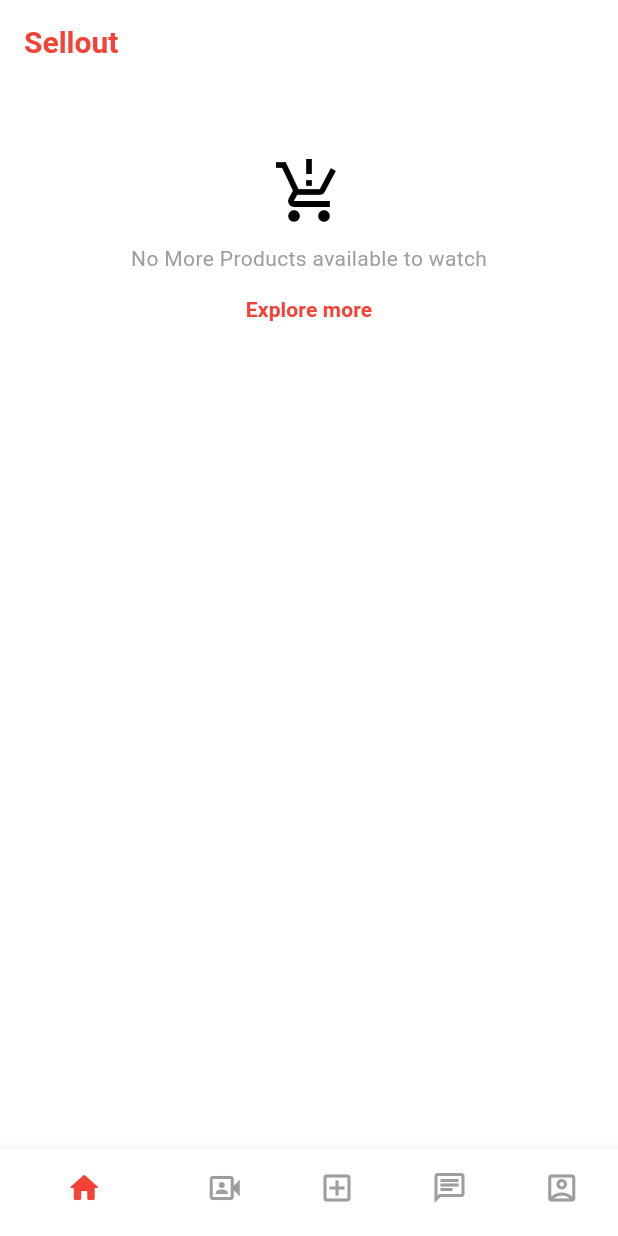
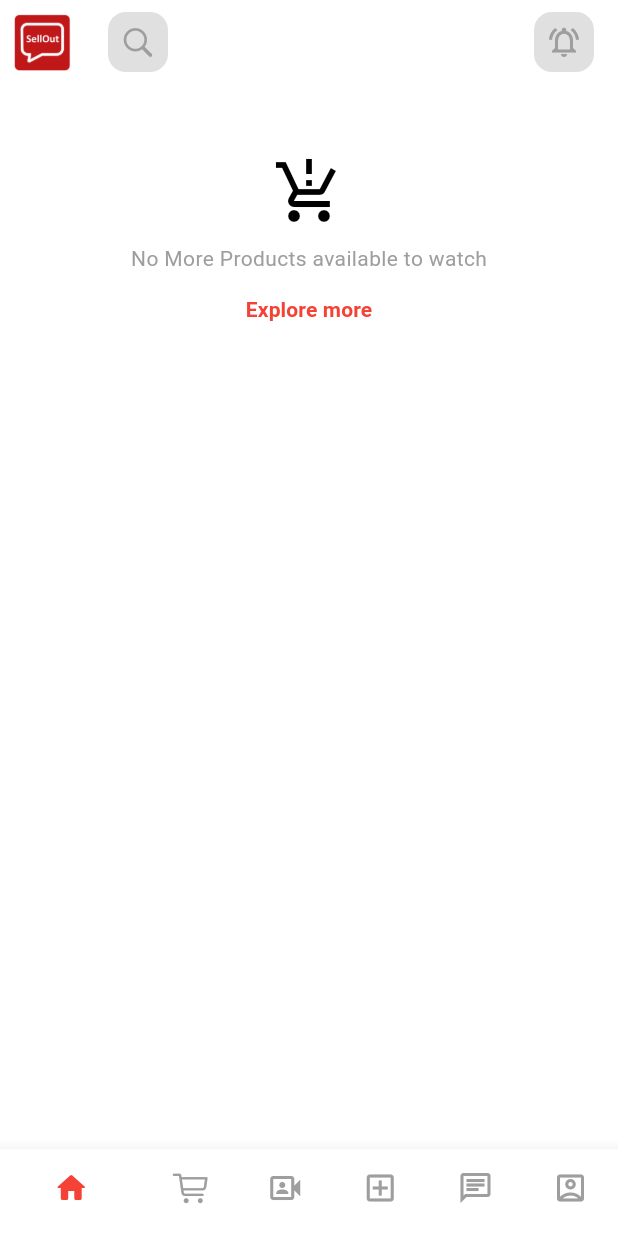
Before and after one commit to askabdulhaseeb/selllout-mobile, a Flutter app: the screen it shows after launch, after a tap on "Skip login for now", on a phone screen of 412 x 824 dp. Run offline on Flutter 3.47's test engine with Material 2 defaults, Android fonts, the light colour scheme and no system bars; our stand-ins replace cached_network_image, carousel_slider, cloud_firestore, dropdown_search, file_picker, firebase_auth and 9 more; missing offline and left inert: agora_rtc_engine, cached_video_player, fast_contacts; accounts and stored records are empty.

Commit message:
bottom nav bar + app bar

```diff
--- a/lib/providers/app_theme.dart
+++ b/lib/providers/app_theme.dart
@@ -31,8 +31,6 @@ class AppThemes {
   static final ThemeData dark = ThemeData(
     useMaterial3: true,
     appBarTheme: const AppBarTheme(
-      color: Colors.transparent,
-      elevation: 0,
       centerTitle: false,
       titleTextStyle: TextStyle(
         color: _primary,
@@ -62,8 +60,6 @@ class AppThemes {
   static final ThemeData light = ThemeData(
     useMaterial3: true,
     appBarTheme: const AppBarTheme(
-      color: Colors.transparent,
-      elevation: 0,
       centerTitle: false,
       titleTextStyle: TextStyle(
         color: _primary,
--- a/lib/screens/main_screen/main_bottom_navigation_bar.dart
+++ b/lib/screens/main_screen/main_bottom_navigation_bar.dart
@@ -1,3 +1,4 @@
+import 'package:flutter/cupertino.dart';
 import 'package:flutter/material.dart';
 import 'package:provider/provider.dart';
 import '../../database/auth_methods.dart';
@@ -31,6 +32,11 @@ class MainBottomNavigationBar extends StatelessWidget {
           label: 'Home',
         ),
         BottomNavigationBarItem(
+          icon: Icon(CupertinoIcons.cart),
+          activeIcon: Icon(CupertinoIcons.cart_fill),
+          label: 'Cart',
+        ),
+        BottomNavigationBarItem(
           icon: Icon(Icons.video_camera_front_outlined),
           activeIcon: Icon(Icons.video_camera_front),
           label: 'Live',
--- a/lib/screens/main_screen/main_screen.dart
+++ b/lib/screens/main_screen/main_screen.dart
@@ -1,14 +1,17 @@
 import 'dart:developer';
 
+import 'package:flutter/cupertino.dart';
 import 'package:flutter/material.dart';
 import 'package:provider/provider.dart';
 
 import '../../database/auth_methods.dart';
 import '../../providers/app_provider.dart';
 import '../../providers/user/user_provider.dart';
+import '../../utilities/app_image.dart';
 import '../user_screens/user_blocked_screeb.dart';
 import 'main_bottom_navigation_bar.dart';
 import 'pages/add_product_page.dart';
+import 'pages/cart_page.dart';
 import 'pages/chat_page.dart';
 import 'pages/home_page.dart';
 import 'pages/live_page.dart';
@@ -37,6 +40,7 @@ class _MainScreenState extends State<MainScreen> {
 
   static const List<Widget> _pages = <Widget>[
     HomePage(),
+    CartPage(),
     LivePage(),
     AddProductPage(),
     ChatPage(),
@@ -47,6 +51,35 @@ class _MainScreenState extends State<MainScreen> {
     int currentIndex = Provider.of<AppProvider>(context).currentTap;
     log('Current User: ${AuthMethods.uid}');
     return Scaffold(
+      appBar: AppBar(
+        backgroundColor: Theme.of(context).scaffoldBackgroundColor,
+        leading: Padding(
+          padding: const EdgeInsets.all(8),
+          child: Image.asset(AppImages.logo),
+        ),
+        title: Container(
+          padding: const EdgeInsets.all(8),
+          decoration: BoxDecoration(
+            color: Colors.grey[300],
+            borderRadius: BorderRadius.circular(12),
+          ),
+          child: const Icon(CupertinoIcons.search, color: Colors.grey),
+        ),
+        actions: <Widget>[
+          Container(
+            padding: const EdgeInsets.all(8),
+            decoration: BoxDecoration(
+              color: Colors.grey[300],
+              borderRadius: BorderRadius.circular(12),
+            ),
+            child: const Icon(
+              Icons.notifications_active_outlined,
+              color: Colors.grey,
+            ),
+          ),
+          const SizedBox(width: 16),
+        ],
+      ),
       body: IndexedStack(index: currentIndex, children: _pages),
       bottomNavigationBar: const MainBottomNavigationBar(),
     );
--- a/lib/screens/main_screen/pages/add_product_page.dart
+++ b/lib/screens/main_screen/pages/add_product_page.dart
@@ -26,12 +26,7 @@ class AddProductPage extends StatelessWidget {
       _,
     ) {
       final AppUser me = userPro.user(uid: AuthMethods.uid);
-      return Scaffold(
-        key: addPro.scaffoldKey,
-        appBar: AppBar(
-          title: const Text('Start Selling'),
-        ),
-        body: Padding(
+      return Padding(
         padding: const EdgeInsets.symmetric(horizontal: 16),
         child: Form(
           key: addPro.key,
@@ -72,7 +67,6 @@ class AddProductPage extends StatelessWidget {
             ),
           ),
         ),
-        ),
       );
     });
   }
--- /dev/null
+++ b/lib/screens/main_screen/pages/cart_page.dart
@@ -0,0 +1,12 @@
+import 'package:flutter/material.dart';
+
+class CartPage extends StatelessWidget {
+  const CartPage({super.key});
+
+  @override
+  Widget build(BuildContext context) {
+    return const Scaffold(
+      body: Center(child: Text('Cart')),
+    );
+  }
+}
--- a/lib/screens/main_screen/pages/chat_page.dart
+++ b/lib/screens/main_screen/pages/chat_page.dart
@@ -18,17 +18,7 @@ class ChatPage extends StatelessWidget {
   @override
   Widget build(BuildContext context) {
     ChatPageProvider page = Provider.of<ChatPageProvider>(context);
-    return Scaffold(
-      appBar: AppBar(
-        title: Text(
-          'Messenger',
-          style: TextStyle(
-            fontWeight: FontWeight.bold,
-            color: Theme.of(context).primaryColor,
-          ),
-        ),
-      ),
-      body: Column(
+    return Column(
       children: <Widget>[
         Padding(
           padding: const EdgeInsets.symmetric(horizontal: 16),
@@ -71,7 +61,6 @@ class ChatPage extends StatelessWidget {
               : const GroupChatDashboard(),
         ),
       ],
-      ),
     );
   }
 }
--- a/lib/screens/main_screen/pages/home_page.dart
+++ b/lib/screens/main_screen/pages/home_page.dart
@@ -14,10 +14,7 @@ class HomePage extends StatelessWidget {
 
   @override
   Widget build(BuildContext context) {
-    return Scaffold(
-      resizeToAvoidBottomInset: true,
-      appBar: AppBar(title: const Text('Sellout')),
-      body: Padding(
+    return Padding(
       padding: const EdgeInsets.symmetric(horizontal: 16),
       child: Consumer<ProductProvider>(
         builder: (BuildContext context, ProductProvider prodPro, _) {
@@ -56,11 +53,9 @@ class HomePage extends StatelessWidget {
                                 final List<AppUser> allUsers = userPro.users;
                                 final List<String> addableUser = <String>[];
                                 for (AppUser element in allUsers) {
-                                    if ((!(me.blockedBy
-                                                ?.contains(element.uid) ??
+                                  if ((!(me.blockedBy?.contains(element.uid) ??
                                           false)) &&
-                                        (!(me.supporters
-                                                ?.contains(element.uid) ??
+                                      (!(me.supporters?.contains(element.uid) ??
                                           false))) {
                                     addableUser.add(element.uid);
                                   }
@@ -74,8 +69,8 @@ class HomePage extends StatelessWidget {
                                   },
                                   child: const Text(
                                     'Explore more',
-                                      style: TextStyle(
-                                          fontWeight: FontWeight.bold),
+                                    style:
+                                        TextStyle(fontWeight: FontWeight.bold),
                                   ),
                                 );
                               }),
@@ -86,7 +81,6 @@ class HomePage extends StatelessWidget {
                 );
         },
       ),
-      ),
     );
   }
 }
--- a/lib/screens/main_screen/pages/live_page.dart
+++ b/lib/screens/main_screen/pages/live_page.dart
@@ -15,23 +15,11 @@ class LivePage extends StatelessWidget {
   Widget build(BuildContext context) {
     return DefaultTabController(
       length: _tabs.length,
-      child: Scaffold(
-        appBar: AppBar(
-          title: TabBar(
-            indicatorColor: Theme.of(context).scaffoldBackgroundColor,
-            unselectedLabelColor: Theme.of(context).iconTheme.color,
-            labelColor: Theme.of(context).primaryColor,
-            automaticIndicatorColorAdjustment: true,
-            indicatorSize: TabBarIndicatorSize.tab,
-            tabs: _tabs,
-          ),
-        ),
-        body: const TabBarView(
-          children: <Widget>[
-            BidPage(),
-            Center(child: Text('Explore Page')),
-          ],
-        ),
+      child: const TabBarView(
+        children: <Widget>[
+          BidPage(),
+          Center(child: Text('Explore Page')),
+        ],
       ),
     );
   }
--- a/lib/screens/main_screen/pages/profile_page.dart
+++ b/lib/screens/main_screen/pages/profile_page.dart
@@ -9,16 +9,13 @@ import '../../../providers/user/user_provider.dart';
 import '../../../widgets/product/grid_view_of_prod.dart';
 import '../../../widgets/user/profile_header_widget.dart';
 import '../../../widgets/user/profile_score_widget.dart';
-import '../../setting_screens/setting_screen.dart';
 
 class ProfilePage extends StatelessWidget {
   const ProfilePage({Key? key}) : super(key: key);
 
   @override
   Widget build(BuildContext context) {
-    return SafeArea(
-      child: Scaffold(
-        body: Consumer2<UserProvider, ProductProvider>(
+    return Consumer2<UserProvider, ProductProvider>(
       builder: (
         BuildContext context,
         UserProvider userPro,
@@ -30,38 +27,13 @@ class ProfilePage extends StatelessWidget {
         return Column(
           crossAxisAlignment: CrossAxisAlignment.start,
           children: <Widget>[
-                Padding(
-                  padding: const EdgeInsets.only(left: 20, bottom: 10),
-                  child: Row(
-                    mainAxisAlignment: MainAxisAlignment.spaceBetween,
-                    children: <Widget>[
-                      Text(
-                        me.username!,
-                        style: TextStyle(
-                          color: Theme.of(context).textTheme.bodyLarge!.color,
-                          fontWeight: FontWeight.bold,
-                          fontSize: 18,
-                        ),
-                      ),
-                      IconButton(
-                        onPressed: () {
-                          Navigator.of(context)
-                              .pushNamed(SettingScreen.routeName);
-                        },
-                        splashRadius: 16,
-                        icon: const Icon(Icons.settings),
-                      )
-                    ],
-                  ),
-                ),
+            const SizedBox(height: 20),
             ProfileHeaderWidget(user: me),
             ProfileScoreWidget(uid: me.uid, posts: prods),
             Expanded(child: GridViewOfProducts(posts: prods)),
           ],
         );
       },
-        ),
-      ),
     );
   }
 }
```
Lines whose indentation alone changed are shown as unchanged.
